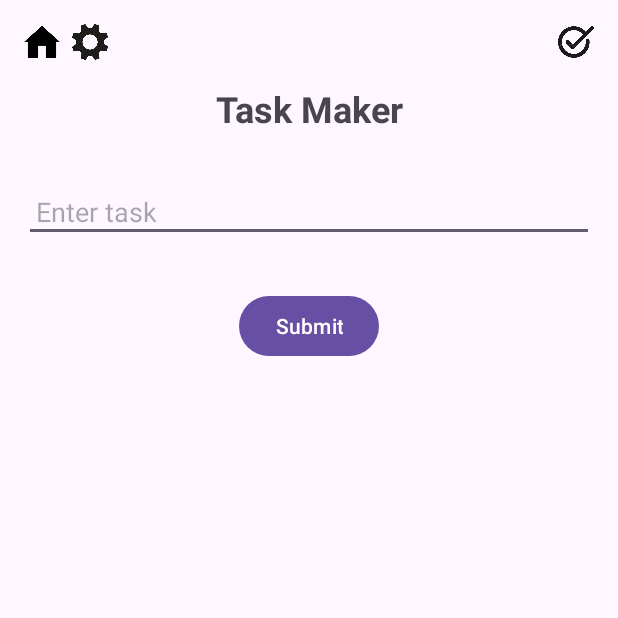
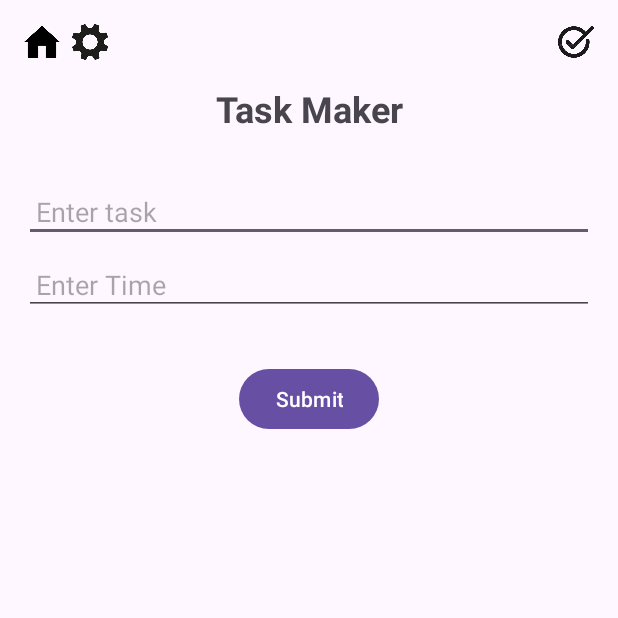
Before and after one commit to movech123/OffThePhone, an Android app: the screen it shows after launch (TaskMaker), after a tap on an icon or button, on a phone screen of 412 x 824 dp, the top half of it. Run offline under Robolectric (Android 15) with nearby library versions, the phone set to English and light mode, and no system bars; our stand-ins replace Room's generated code; Roboto replaces fonts that are not available here.

Commit message:
tasks stored and displayed on homepage

```diff
--- a/app/src/main/java/com/cs407/offthephone/Homepage.kt
+++ b/app/src/main/java/com/cs407/offthephone/Homepage.kt
@@ -46,18 +46,19 @@ class Homepage : AppCompatActivity() {
         recyclerView.layoutManager = LinearLayoutManager(this)
 
         lifecycleScope.launch {
-            // Fetch tasks from the database
-            val tasks = database.taskDao().getTasks()
+            // Fetch incomplete tasks from the database
+            val tasks = database.taskDao().getIncompleteTasks()
 
             // Get the top 3 tasks
             val topTasks = tasks.take(3).map { task ->
-                ScheduleItem(task.name) // You can customize the time string
+                ScheduleItem(task.name, task.time)
             }
 
             // Update the RecyclerView adapter
             recyclerView.adapter = ScheduleAdapter(topTasks)
         }
     }
+
 
     private fun setupButtons() {
         // Find the tasks button and set a click listener
--- a/app/src/main/java/com/cs407/offthephone/ScheduleItem.kt
+++ b/app/src/main/java/com/cs407/offthephone/ScheduleItem.kt
@@ -7,7 +7,7 @@ import android.widget.TextView
 import androidx.recyclerview.widget.RecyclerView
 
 // ScheduleItem.kt - Data model for a schedule item
-data class ScheduleItem(val eventName: String)
+data class ScheduleItem(val eventName: String, val eventTime: String)
 
 class ScheduleAdapter(private val scheduleList: List<ScheduleItem>) : RecyclerView.Adapter<ScheduleAdapter.ScheduleViewHolder>() {
 
@@ -24,7 +24,9 @@ class ScheduleAdapter(private val scheduleList: List<ScheduleItem>) : RecyclerVi
     override fun onBindViewHolder(holder: ScheduleViewHolder, position: Int) {
         val item = scheduleList[position]
         holder.eventName.text = item.eventName
+        holder.eventTime.text = item.eventTime
     }
+
 
     override fun getItemCount(): Int = scheduleList.size
 }
--- a/app/src/main/java/com/cs407/offthephone/Settings.kt
+++ b/app/src/main/java/com/cs407/offthephone/Settings.kt
@@ -41,7 +41,4 @@ class Settings : AppCompatActivity() {
         return
     }
 
-    private fun savePreferences() {
-        // Save user preferences
-    }
 }
--- a/app/src/main/java/com/cs407/offthephone/TaskDao.kt
+++ b/app/src/main/java/com/cs407/offthephone/TaskDao.kt
@@ -19,7 +19,9 @@ interface TaskDao {
     @Query("SELECT * FROM tasks")
     suspend fun getTasks(): List<Task>
 
-    @Query("DELETE FROM tasks")
-    suspend fun clearAllTasks()
+    @Query("UPDATE tasks SET isCompleted = :isCompleted WHERE id = :taskId")
+    suspend fun updateTaskCompletion(taskId: Int, isCompleted: Boolean)
 
+    @Query("SELECT * FROM tasks WHERE isCompleted = 0 ORDER BY id ASC")
+    suspend fun getIncompleteTasks(): List<Task>
 }
--- a/app/src/main/res/layout/activity_taskmaker.xml
+++ b/app/src/main/res/layout/activity_taskmaker.xml
@@ -73,6 +73,18 @@
         android:layout_marginHorizontal="16dp"
         android:layout_marginTop="16dp" />
 
+    <EditText
+        android:id="@+id/enterTime"
+        android:layout_width="0dp"
+        android:layout_height="wrap_content"
+        android:hint="Enter Time"
+        android:inputType="number"
+        android:padding="8dp"
+        app:layout_constraintStart_toStartOf="parent"
+        app:layout_constraintEnd_toEndOf="parent"
+        app:layout_constraintTop_toBottomOf="@id/enterTask"
+        android:layout_marginHorizontal="16dp"
+        android:layout_marginTop="8dp" />
 
     <!-- Submit Button -->
     <Button
@@ -83,6 +95,6 @@
         android:text="Submit"
         app:layout_constraintEnd_toEndOf="parent"
         app:layout_constraintStart_toStartOf="parent"
-        app:layout_constraintTop_toBottomOf="@id/enterTask" />
+        app:layout_constraintTop_toBottomOf="@id/enterTime" />
 
 </androidx.constraintlayout.widget.ConstraintLayout>
```
Also changed, not shown: app/src/main/java/com/cs407/offthephone/Task.kt (+3 -7 lines), app/src/main/java/com/cs407/offthephone/TaskMaker.kt (+23 -77 lines), app/src/main/java/com/cs407/offthephone/Tasks.kt (+24 -68 lines), app/src/main/res/layout/activity_tasks.xml (+1 -11 lines), app/src/main/res/layout/schedule_item.xml (+10 -6 lines).
